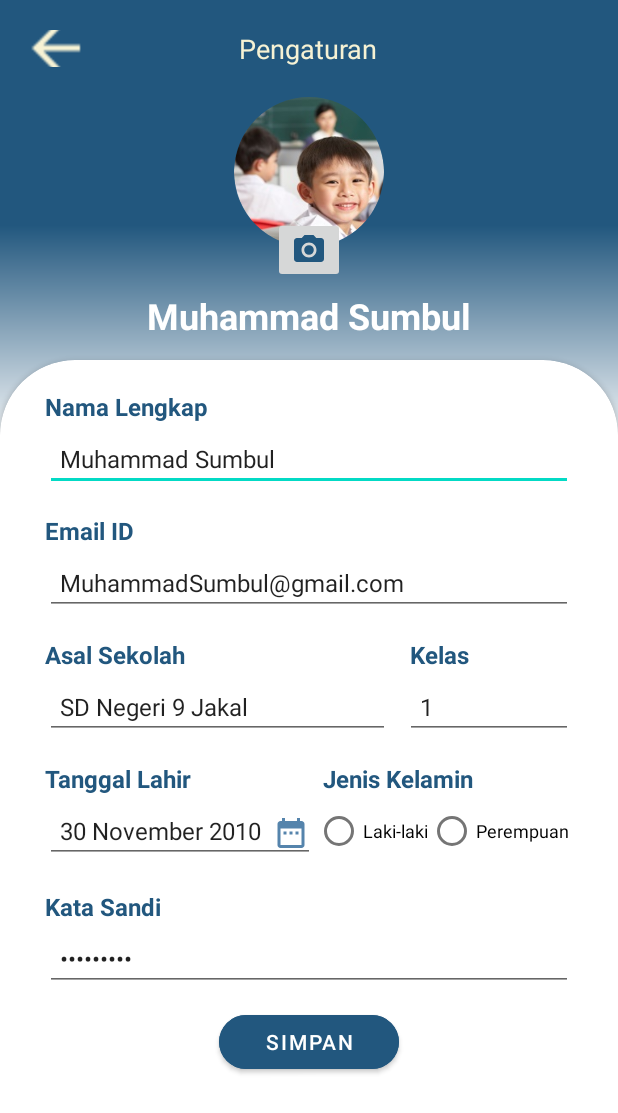
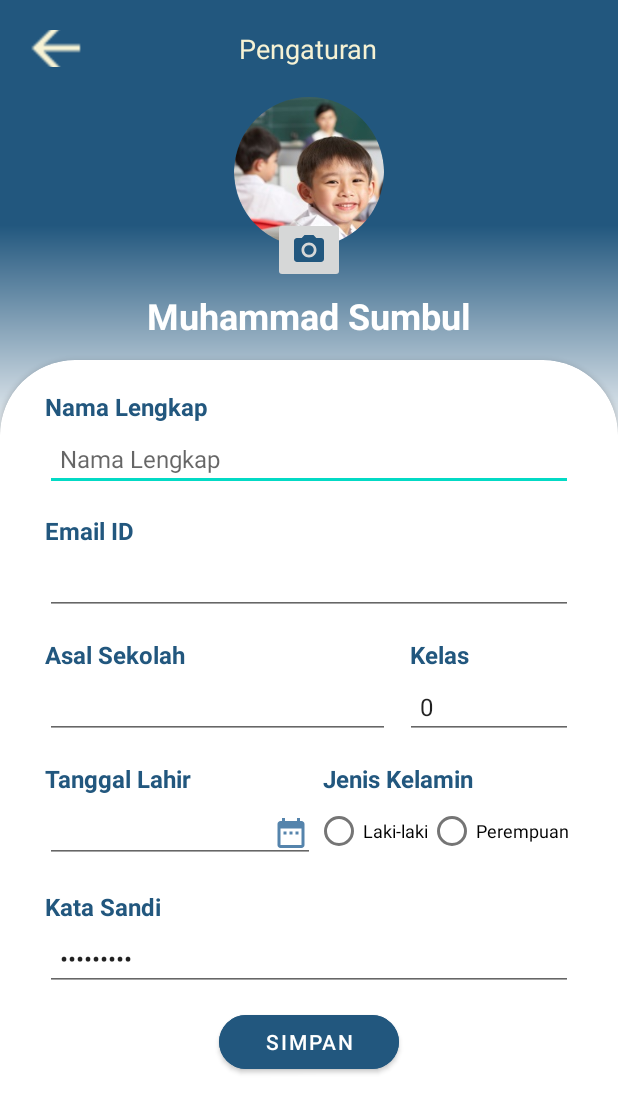
Before and after one commit to MuhammadTatma/EZ-Math, an Android app: the EditProfileActivity screen opened directly, with no data from a screen before it, on a phone screen of 412 x 824 dp. Shown: the top 1113 px of the screen. Run offline under Robolectric (Android 15) with nearby library versions, the phone set to English and light mode, and no system bars; our stand-ins replace CircleImageView; 2 statements that could not run were skipped.

Commit message:
Edit profile

```diff
--- a/app/src/main/java/com/example/ez_math/EditProfileActivity.kt
+++ b/app/src/main/java/com/example/ez_math/EditProfileActivity.kt
@@ -3,13 +3,24 @@ package com.example.ez_math
 import android.content.Intent
 import androidx.appcompat.app.AppCompatActivity
 import android.os.Bundle
-import android.widget.Button
-import android.widget.ImageView
-import android.widget.TextView
+import android.view.View
+import android.widget.*
 import androidx.fragment.app.Fragment
 import com.example.ez_math.Fragments.FragmentProfile
 
 class EditProfileActivity : AppCompatActivity() {
+
+    private val student = com.example.ez_math.modhel.Student
+
+    private lateinit var etNamaLengkap: EditText
+    private lateinit var etKelas: EditText
+    private lateinit var etNamaSekolah: EditText
+    private lateinit var etEmail: EditText
+    private lateinit var etTanggalahir: EditText
+    private lateinit var jenisKelamin: RadioButton
+    private lateinit var etPassword: EditText
+
+
     override fun onCreate(savedInstanceState: Bundle?) {
         super.onCreate(savedInstanceState)
         setContentView(R.layout.activity_edit_profile)
@@ -18,6 +29,27 @@ class EditProfileActivity : AppCompatActivity() {
         btnOpenProfile.setOnClickListener {
             moveToFragment(FragmentProfile())
         }
+
+        findView()
+
+        etNamaLengkap.setText(student.namaLengkap)
+        etEmail.setText(student.email)
+        etNamaSekolah.setText(student.namaSekolah)
+        etKelas.setText(student.kelas.toString())
+        etTanggalahir.setText(student.tanggalLahir)
+//        etJenisKelamin.setText(student.jenisKelamin)
+//        etPassword.setText(student.password)
+
+    }
+
+    private fun findView(){
+        etNamaLengkap = findViewById(R.id.etNamaLengkap)
+        etEmail = findViewById(R.id.etEmail)
+        etNamaSekolah = findViewById(R.id.etNamaSekolah)
+        etKelas = findViewById(R.id.etKelas)
+        etTanggalahir = findViewById(R.id.etTanggalLahir)
+//        jenisKelamin = findViewById(R.id.jenisKelamin)
+        etPassword = findViewById(R.id.etPassword)
     }
 
     private fun moveToFragment(fragment: Fragment)
--- a/app/src/main/res/layout/activity_edit_profile.xml
+++ b/app/src/main/res/layout/activity_edit_profile.xml
@@ -91,6 +91,7 @@
                 android:textColor="@color/Color_1"/>
 
             <EditText
+                android:id="@+id/etNamaLengkap"
                 android:layout_width="match_parent"
                 android:layout_height="40dp"
                 android:layout_marginTop="5dp"
@@ -113,6 +114,7 @@
                 android:layout_marginTop="15dp"/>
 
             <EditText
+                android:id="@+id/etEmail"
                 android:layout_width="match_parent"
                 android:layout_height="40dp"
                 android:layout_marginTop="5dp"
@@ -153,6 +155,7 @@
                 android:layout_marginTop="5dp">
 
                 <EditText
+                    android:id="@+id/etNamaSekolah"
                     android:layout_width="230dp"
                     android:layout_height="40dp"
                     android:importantForAutofill="no"
@@ -164,6 +167,7 @@
                     tools:ignore="RtlSymmetry,TouchTargetSizeCheck" />
 
                 <EditText
+                    android:id="@+id/etKelas"
                     android:layout_width="match_parent"
                     android:layout_height="40dp"
                     android:layout_marginStart="10dp"
@@ -206,6 +210,7 @@
                 android:orientation="horizontal">
 
                 <EditText
+                    android:id="@+id/etTanggalLahir"
                     android:layout_width="180dp"
                     android:layout_height="40dp"
                     android:layout_marginTop="5dp"
@@ -250,6 +255,7 @@
                 android:layout_marginTop="15dp"/>
 
             <EditText
+                android:id="@+id/etPassword"
                 android:layout_width="match_parent"
                 android:layout_height="40dp"
                 android:layout_marginTop="5dp"
```
